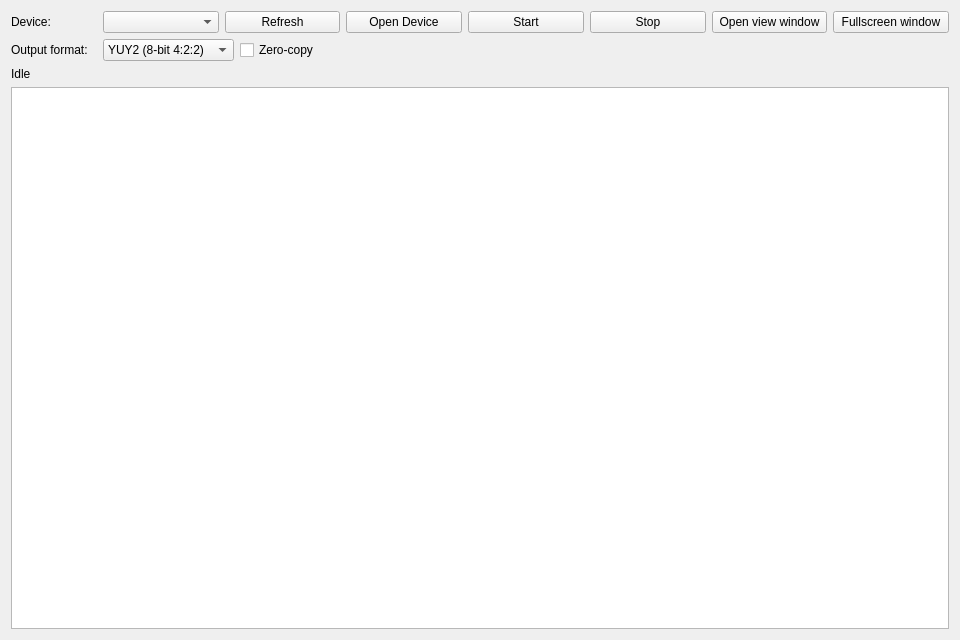
Above: samples/gvfg_qt_preview/mainwindow.ui from MarquezLin/GVFG_Standalone before the change. Below: the same form after it.
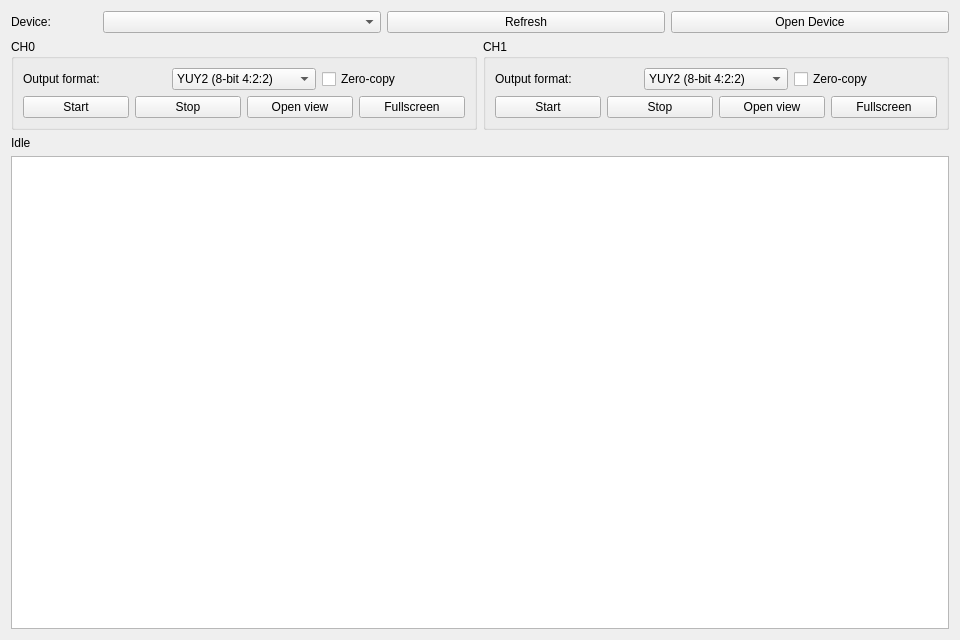
That is the form after the change.

Commit message: Add independent dual-channel preview controls

The edit to the form file:
```diff
--- a/samples/gvfg_qt_preview/mainwindow.ui
+++ b/samples/gvfg_qt_preview/mainwindow.ui
@@ -52,103 +52,58 @@
        </property>
       </widget>
      </item>
-     <item>
-      <widget class="QPushButton" name="startButton">
-       <property name="text">
-        <string>Start</string>
-       </property>
-      </widget>
-     </item>
-     <item>
-      <widget class="QPushButton" name="stopButton">
-       <property name="text">
-        <string>Stop</string>
-       </property>
-      </widget>
-     </item>
-     <item>
-      <widget class="QPushButton" name="showPreviewButton">
-       <property name="toolTip">
-        <string>Available after capture receives its first video frame</string>
-       </property>
-       <property name="text">
-        <string>Open view window</string>
-       </property>
-      </widget>
-     </item>
-     <item>
-      <widget class="QPushButton" name="fullscreenPreviewButton">
-       <property name="toolTip">
-        <string>Available after capture receives its first video frame</string>
-       </property>
-       <property name="text">
-        <string>Fullscreen window</string>
-       </property>
-      </widget>
-     </item>
     </layout>
    </item>
    <item row="1" column="0">
-    <layout class="QHBoxLayout" name="formatLayout">
+    <layout class="QHBoxLayout" name="channelPanelsLayout" stretch="1,1">
      <item>
-      <widget class="QLabel" name="outputFormatLabel">
-       <property name="minimumSize">
-        <size>
-         <width>86</width>
-         <height>0</height>
-        </size>
-       </property>
-       <property name="maximumSize">
-        <size>
-         <width>86</width>
-         <height>16777215</height>
-        </size>
-       </property>
-       <property name="text">
-        <string>Output format:</string>
-       </property>
+      <widget class="QGroupBox" name="channel0GroupBox">
+       <property name="title"><string>CH0</string></property>
+       <layout class="QGridLayout" name="channel0GridLayout">
+        <item row="0" column="0"><widget class="QLabel" name="channel0FormatLabel"><property name="text"><string>Output format:</string></property></widget></item>
+        <item row="0" column="1">
+         <widget class="QComboBox" name="ch0OutputFormatCombo">
+          <property name="toolTip"><string>Requested CH0 capture output format</string></property>
+          <item><property name="text"><string>YUY2 (8-bit 4:2:2)</string></property></item>
+          <item><property name="text"><string>Y210 (10-bit 4:2:2)</string></property></item>
+         </widget>
+        </item>
+        <item row="0" column="2"><widget class="QCheckBox" name="ch0ZeroCopyCheckBox"><property name="toolTip"><string>Must be selected before opening CH0</string></property><property name="text"><string>Zero-copy</string></property></widget></item>
+        <item row="1" column="0" colspan="3">
+         <layout class="QHBoxLayout" name="channel0ButtonLayout">
+          <item><widget class="QPushButton" name="ch0StartButton"><property name="text"><string>Start</string></property></widget></item>
+          <item><widget class="QPushButton" name="ch0StopButton"><property name="text"><string>Stop</string></property></widget></item>
+          <item><widget class="QPushButton" name="ch0PreviewButton"><property name="text"><string>Open view</string></property></widget></item>
+          <item><widget class="QPushButton" name="ch0FullscreenButton"><property name="text"><string>Fullscreen</string></property></widget></item>
+         </layout>
+        </item>
+       </layout>
       </widget>
      </item>
      <item>
-      <widget class="QComboBox" name="outputFormatCombo">
-       <property name="toolTip">
-        <string>Requested capture output format</string>
-       </property>
-       <item>
-        <property name="text">
-         <string>YUY2 (8-bit 4:2:2)</string>
-        </property>
-       </item>
-       <item>
-        <property name="text">
-         <string>Y210 (10-bit 4:2:2)</string>
-        </property>
-       </item>
+      <widget class="QGroupBox" name="channel1GroupBox">
+       <property name="title"><string>CH1</string></property>
+       <layout class="QGridLayout" name="channel1GridLayout">
+        <item row="0" column="0"><widget class="QLabel" name="channel1FormatLabel"><property name="text"><string>Output format:</string></property></widget></item>
+        <item row="0" column="1">
+         <widget class="QComboBox" name="ch1OutputFormatCombo">
+          <property name="toolTip"><string>Requested CH1 capture output format</string></property>
+          <item><property name="text"><string>YUY2 (8-bit 4:2:2)</string></property></item>
+          <item><property name="text"><string>Y210 (10-bit 4:2:2)</string></property></item>
+         </widget>
+        </item>
+        <item row="0" column="2"><widget class="QCheckBox" name="ch1ZeroCopyCheckBox"><property name="toolTip"><string>Must be selected before opening CH1</string></property><property name="text"><string>Zero-copy</string></property></widget></item>
+        <item row="1" column="0" colspan="3">
+         <layout class="QHBoxLayout" name="channel1ButtonLayout">
+          <item><widget class="QPushButton" name="ch1StartButton"><property name="text"><string>Start</string></property></widget></item>
+          <item><widget class="QPushButton" name="ch1StopButton"><property name="text"><string>Stop</string></property></widget></item>
+          <item><widget class="QPushButton" name="ch1PreviewButton"><property name="text"><string>Open view</string></property></widget></item>
+          <item><widget class="QPushButton" name="ch1FullscreenButton"><property name="text"><string>Fullscreen</string></property></widget></item>
+         </layout>
+        </item>
+       </layout>
       </widget>
      </item>
-     <item>
-      <widget class="QCheckBox" name="zeroCopyCheckBox">
-       <property name="toolTip">
-        <string>Must be selected before opening the device</string>
-       </property>
-       <property name="text">
-        <string>Zero-copy</string>
-       </property>
-      </widget>
-     </item>
-     <item>
-      <spacer name="formatSpacer">
-       <property name="orientation">
-        <enum>Qt::Orientation::Horizontal</enum>
-       </property>
-       <property name="sizeHint" stdset="0">
-        <size>
-         <width>40</width>
-         <height>20</height>
-        </size>
-       </property>
-      </spacer>
-     </item>
     </layout>
    </item>
    <item row="2" column="0">
```
The commit also changes 10 other files.
